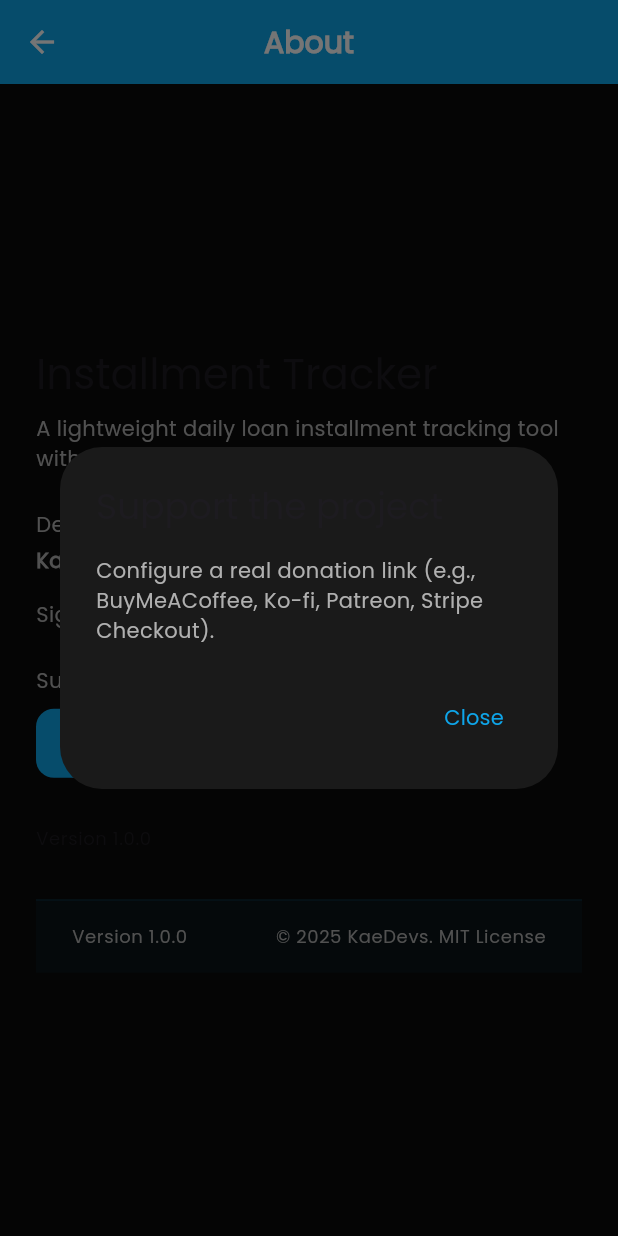
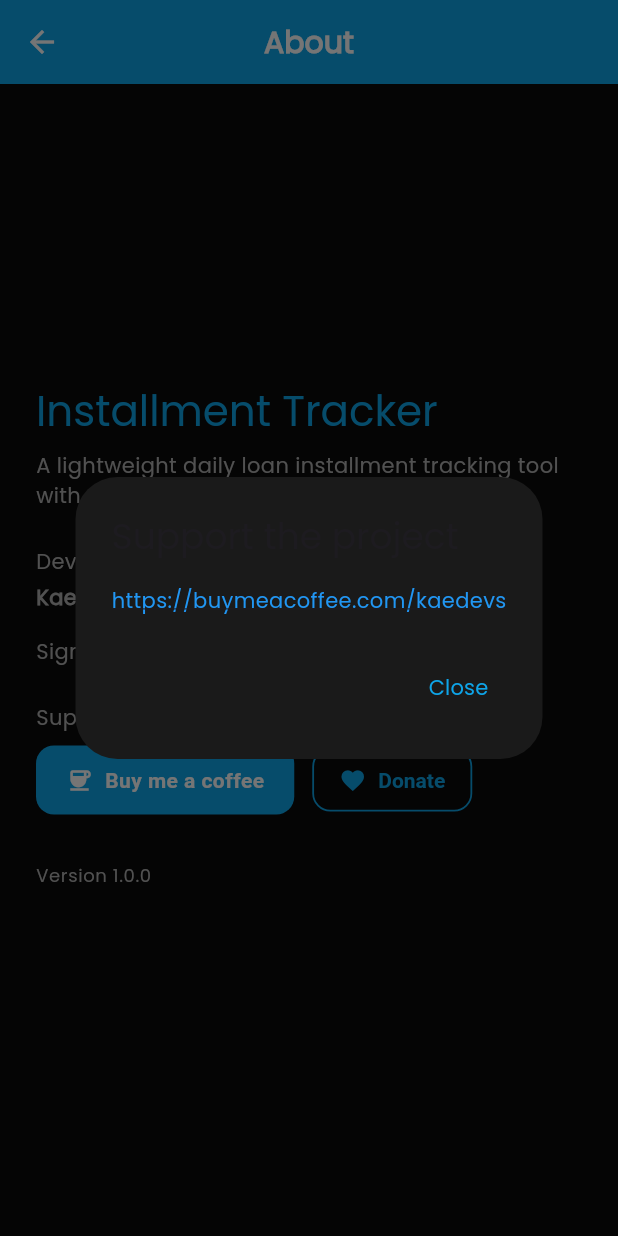
Before and after one commit to KaeDevs/installment-app, a Flutter app: the AboutScreen screen opened by its route, after a tap on "Buy me a coffee", on a phone screen of 412 x 824 dp. Run offline on Flutter 3.47's test engine with Material 3 defaults, Android fonts, the phone set to English and light mode, and no system bars; our stand-ins replace cloud_firestore, firebase_auth, firebase_core, hive, hive_flutter; missing offline and left inert: dart:html, dart:js; accounts and stored records are empty.

Commit message:
B4 logo and stuff

```diff
--- a/lib/app/modules/about/about_screen.dart
+++ b/lib/app/modules/about/about_screen.dart
@@ -1,5 +1,6 @@
 import 'package:flutter/material.dart';
 import 'package:provider/provider.dart';
+import 'package:url_launcher/url_launcher.dart';
 import '../../services/auth_service.dart';
 import '../../widgets/app_footer.dart';
 
@@ -22,7 +23,7 @@ class AboutScreen extends StatelessWidget {
               crossAxisAlignment: CrossAxisAlignment.start,
               mainAxisSize: MainAxisSize.min,
               children: [
-                Text('Installment Tracker', style: Theme.of(context).textTheme.headlineMedium),
+                Text('Installment Tracker', style: Theme.of(context).textTheme.headlineMedium!.copyWith(color: Theme.of(context).colorScheme.primary)),
                 const SizedBox(height: 8),
                 Text('A lightweight daily loan installment tracking tool with optional cloud sync via Firebase.'),
                 const SizedBox(height: 24),
@@ -48,9 +49,9 @@ class AboutScreen extends StatelessWidget {
                   ),
                 ]),
                 const SizedBox(height: 32),
-                Text('Version 1.0.0', style: Theme.of(context).textTheme.bodySmall),
+                Text('Version 1.0.0', style: Theme.of(context).textTheme.bodySmall!.copyWith(color: Theme.of(context).colorScheme.onSurfaceVariant)),
                 const SizedBox(height: 32),
-                const AppFooter(),
+                // const AppFooter(),
               ],
             ),
           ),
@@ -65,7 +66,21 @@ class AboutScreen extends StatelessWidget {
       context: context,
       builder: (_) => AlertDialog(
         title: const Text('Support the project'),
-        content: const Text('Configure a real donation link (e.g., BuyMeACoffee, Ko-fi, Patreon, Stripe Checkout).'),
+        content: InkWell(
+          child: const Text(
+            'https://buymeacoffee.com/kaedevs',
+            style: TextStyle(
+              color: Colors.blue,
+              decoration: TextDecoration.underline,
+            ),
+          ),
+          onTap: () async {
+            final url = Uri.parse('https://buymeacoffee.com/kaedevs');
+            if (await canLaunchUrl(url)) {
+              await launchUrl(url, mode: LaunchMode.externalApplication);
+            }
+          },
+        ),
         actions: [
           TextButton(onPressed: () => Navigator.pop(context), child: const Text('Close')),
         ],
--- a/pubspec.yaml
+++ b/pubspec.yaml
@@ -53,6 +53,7 @@ dependencies:
   cloud_firestore: ^5.0.0
   firebase_auth: ^5.0.0
   google_sign_in: ^6.2.1
+  url_launcher: ^6.3.2
 
 dev_dependencies:
   flutter_test:
```
Also changed, not shown: lib/app/modules/loan_detail/loan_detail_screen.dart (+5 -6 lines), lib/app/modules/loan_list/loan_list_screen.dart (+15 -3 lines), lib/app/widgets/app_header.dart (+31 -4 lines), pubspec.lock, 5 other files.
